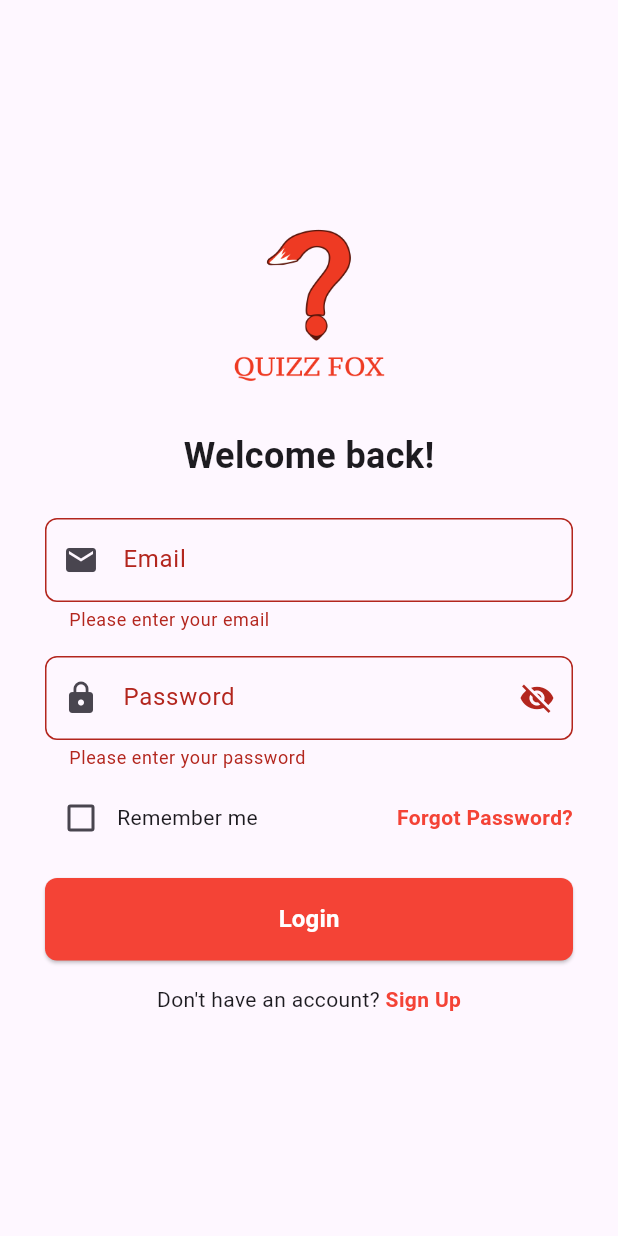
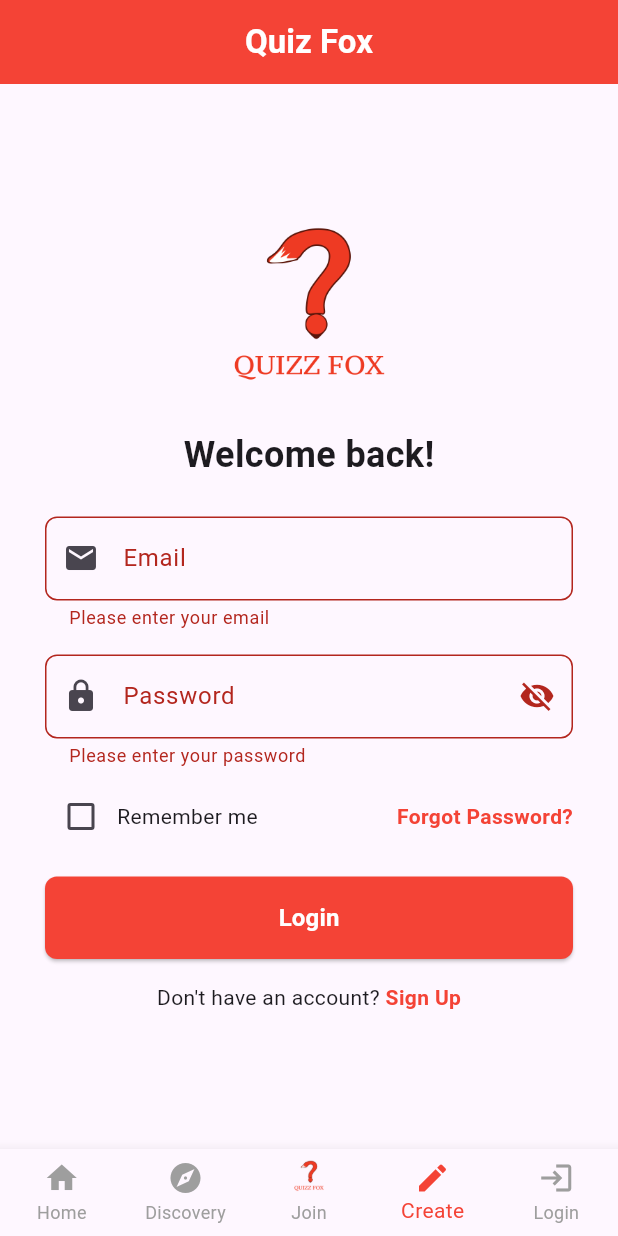
Before and after one commit to NguyenNgocHuongGiang/Kahoot-clone, a Flutter app: the screen it shows after launch, item 4 of the bottom bar chosen, after a tap on "Login", on a phone screen of 412 x 824 dp. Run offline on Flutter 3.47's test engine with Material 3 defaults, Android fonts, the phone set to English and light mode, and no system bars; our stand-ins replace carousel_slider, jwt_decoder, shared_preferences; network calls fail.

Commit message:
provider

```diff
--- /dev/null
+++ b/kahoot_fe/lib/common/common.dart
@@ -0,0 +1,7 @@
+import 'package:shared_preferences/shared_preferences.dart';
+
+Future<bool> checkUserLoginStatus() async {
+  final prefs = await SharedPreferences.getInstance();
+  final token = prefs.getString('user_id');
+  return token != null; // Nếu có token, tức là người dùng đã đăng nhập
+}
--- a/kahoot_fe/lib/main.dart
+++ b/kahoot_fe/lib/main.dart
@@ -1,10 +1,20 @@
 import 'package:flutter/material.dart';
+import 'package:kahoot_clone/providers/auth_provider.dart';
+import 'package:kahoot_clone/providers/quiz_provider.dart';
+import 'package:provider/provider.dart';
 import 'routes/app_routes.dart';
 
 void main() {
-  runApp(const MyApp());
+  runApp(
+    MultiProvider(
+      providers: [
+        ChangeNotifierProvider(create: (context) => QuizProvider()),
+        ChangeNotifierProvider(create: (context) => AuthProvider()),
+      ],
+      child: const MyApp(),
+    ),
+  );
 }
-
 class MyApp extends StatelessWidget {
   const MyApp({super.key});
 
@@ -13,10 +23,7 @@ class MyApp extends StatelessWidget {
     return const MaterialApp(
       title: 'Flutter Demo',
       debugShowCheckedModeBanner: false, // tat debug tren goc
-      // theme: ThemeData(
-      //   primarySwatch: const Color.fromARGB(255, 255, 111, 0),
-      // ),
-      initialRoute: AppRoutes.login, // Đặt màn hình đầu tiên là LoginPage
+      initialRoute: AppRoutes.home, // Đặt màn hình đầu tiên là LoginPage
       onGenerateRoute: AppRoutes.generateRoute,
     );
   }
--- /dev/null
+++ b/kahoot_fe/lib/models/quiz_model.dart
@@ -0,0 +1,53 @@
+class Quiz {
+  final int quizId;
+  final String title;
+  final String description;
+  final String creator;
+  final String coverImage;
+  final String visibility;
+  final String category;
+  final String createdAt;
+  final String updatedAt;
+
+  Quiz({
+    required this.quizId,
+    required this.title,
+    required this.description,
+    required this.creator,
+    required this.coverImage,
+    required this.visibility,
+    required this.category,
+    required this.createdAt,
+    required this.updatedAt,
+  });
+
+  // Factory constructor to create Quiz from a JSON response
+  factory Quiz.fromJson(Map<String, dynamic> json) {
+    return Quiz(
+      quizId: json['quiz_id'],
+      title: json['title'],
+      description: json['description'] ?? '',
+      creator: json['creator'],
+      coverImage: json['cover_image'] ?? '',
+      visibility: json['visibility'],
+      category: json['category'] ?? '',
+      createdAt: json['created_at'],
+      updatedAt: json['updated_at'],
+    );
+  }
+
+  // Method to convert Quiz object to JSON
+  Map<String, dynamic> toJson() {
+    return {
+      'quiz_id': quizId,
+      'title': title,
+      'description': description,
+      'creator': creator,
+      'cover_image': coverImage,
+      'visibility': visibility,
+      'category': category,
+      'created_at': createdAt,
+      'updated_at': updatedAt,
+    };
+  }
+}
--- /dev/null
+++ b/kahoot_fe/lib/models/user_model.dart
@@ -0,0 +1,42 @@
+class User {
+  final int? userId;
+  final String username;
+  final String email;
+  final String password;
+  final String? fullName;
+  final DateTime createdAt;
+
+  // Constructor cho User
+  User({
+    this.userId,
+    required this.username,
+    required this.email,
+    required this.password,
+    this.fullName,
+    required this.createdAt,
+  });
+
+  // Phương thức để chuyển đổi từ đối tượng JSON (khi lấy dữ liệu từ API hoặc database) thành đối tượng User
+  factory User.fromJson(Map<String, dynamic> json) {
+    return User(
+      userId: json['user_id'],
+      username: json['username'],
+      email: json['email'],
+      password: json['password'],
+      fullName: json['full_name'],
+      createdAt: DateTime.parse(json['created_at']), // Chuyển đổi chuỗi ngày giờ thành DateTime
+    );
+  }
+
+  // Phương thức để chuyển đổi đối tượng User thành JSON (nếu cần gửi dữ liệu lên API)
+  Map<String, dynamic> toJson() {
+    return {
+      'user_id': userId,
+      'username': username,
+      'email': email,
+      'password': password,
+      'full_name': fullName,
+      'created_at': createdAt.toIso8601String(), // Chuyển đổi DateTime thành chuỗi ISO 8601
+    };
+  }
+}
--- /dev/null
+++ b/kahoot_fe/lib/providers/auth_provider.dart
@@ -0,0 +1,42 @@
+import 'package:flutter/material.dart';
+import 'package:kahoot_clone/services/auth_service.dart';
+import 'package:shared_preferences/shared_preferences.dart';
+
+class AuthProvider with ChangeNotifier {
+  String? _token;
+  String? _userId;
+
+  String? get token => _token;
+  String? get userId => _userId;
+
+  bool get isAuthenticated => _userId != null; // Kiểm tra xem người dùng đã đăng nhập chưa
+
+  Future<void> login(String email, String password) async {
+    try {
+      _token = await AuthService().login(email, password);
+      final prefs = await SharedPreferences.getInstance();
+      _userId = prefs.getString('user_id'); // Lấy userId từ SharedPreferences
+      notifyListeners(); // Cập nhật UI khi token và userId thay đổi
+    } catch (e) {
+      rethrow;
+    }
+  }
+
+  Future<void> logout() async {
+    // Lấy SharedPreferences
+    final prefs = await SharedPreferences.getInstance();
+    await prefs.remove('user_id'); // Xóa user_id
+    await prefs.remove('token'); // Xóa token nếu lưu trong SharedPreferences
+    _token = null;
+    _userId = null;
+    notifyListeners();
+  }
+
+  // Hàm tải lại thông tin đăng nhập nếu đã có sẵn trong SharedPreferences
+  Future<void> loadUserData() async {
+    final prefs = await SharedPreferences.getInstance();
+    _userId = prefs.getString('user_id');
+    _token = prefs.getString('token');
+    notifyListeners();
+  }
+}
--- a/kahoot_fe/lib/routes/app_routes.dart
+++ b/kahoot_fe/lib/routes/app_routes.dart
@@ -3,11 +3,11 @@ import 'package:kahoot_clone/templates/MainTemplate/main_template.dart';
 // import 'package:kahoot_clone/view/home/homepage.dart';
 
 class AppRoutes {
-  static const String login = '/login';
+  static const String home = '/';
 
   static Route<dynamic> generateRoute(RouteSettings settings) {
     switch (settings.name) {
-      case login:
+      case home:
         return MaterialPageRoute(builder: (_) =>  const MainTemplate());
       // Add other routes here
       default:
--- /dev/null
+++ b/kahoot_fe/lib/services/auth_service.dart
@@ -0,0 +1,34 @@
+import 'dart:convert';
+import 'package:http/http.dart' as http;
+import 'package:jwt_decoder/jwt_decoder.dart';
+import 'package:kahoot_clone/common/constants.dart';
+import 'package:shared_preferences/shared_preferences.dart';
+
+class AuthService {
+  Future<String> login(String email, String password) async {
+    final response = await http.post(
+      Uri.parse('${Constants.BASE_URL}auth/login'),
+      headers: {
+        'Content-Type': 'application/json',
+      },
+      body: json.encode({
+        'email': email,
+        'password': password,
+      }),
+    );
+
+    if (response.statusCode == 200) {
+      String token = response.body;
+      // Decode token để lấy thông tin userId
+      Map<String, dynamic> decodedToken = JwtDecoder.decode(token);
+
+      // Lưu token và userId vào SharedPreferences
+      final prefs = await SharedPreferences.getInstance();
+      await prefs.setString('user_id', decodedToken['data']['userId'].toString()); // Lưu userId
+
+      return token;
+    } else {
+      throw Exception('Failed to login, status code: ${response.statusCode}');
+    }
+  }
+}
--- a/kahoot_fe/lib/templates/MainTemplate/main_template.dart
+++ b/kahoot_fe/lib/templates/MainTemplate/main_template.dart
@@ -1,9 +1,12 @@
 import 'package:flutter/material.dart';
+import 'package:kahoot_clone/providers/auth_provider.dart';
+import 'package:kahoot_clone/services/auth_service.dart';
 import 'package:kahoot_clone/view/discovery/discovery_page.dart';
 import 'package:kahoot_clone/view/home/homepage.dart';
 import 'package:kahoot_clone/view/quiz/create_quiz.dart';
 import 'package:kahoot_clone/view/quiz/join_quiz.dart';
 import 'package:kahoot_clone/view/user/user.dart';
+import 'package:provider/provider.dart';
 
 class MainTemplate extends StatefulWidget {
   const MainTemplate({super.key});
@@ -24,7 +27,16 @@ class _MainTemplateState extends State<MainTemplate> {
   ];
 
   @override
+  void initState() {
+    super.initState();
+    // Tải lại thông tin người dùng từ SharedPreferences nếu có
+    context.read<AuthProvider>().loadUserData();
+  }
+
+  @override
   Widget build(BuildContext context) {
+    final authProvider = context.watch<AuthProvider>();
+
     return Scaffold(
       backgroundColor: Colors.white,
       appBar: AppBar(
@@ -72,9 +84,18 @@ class _MainTemplateState extends State<MainTemplate> {
             icon: Icon(Icons.create),
             label: 'Create',
           ),
-          const BottomNavigationBarItem(
-            icon: Icon(Icons.person),
-            label: 'User',
+          BottomNavigationBarItem(
+            icon: authProvider.isAuthenticated
+                ? CircleAvatar(
+                  radius: 14.0,
+                  backgroundColor: Colors.red,
+                  foregroundColor: Colors.white,
+                    child: Text(authProvider.userId![0].toUpperCase(), style: const TextStyle(
+                      fontSize: 14.0
+                    ),), // Hiển thị chữ cái đầu tiên của tên
+                  )
+                : const Icon(Icons.login), // Biểu tượng mặc định nếu chưa đăng nhập
+            label: authProvider.isAuthenticated ? 'User' : 'Login', // Hiển thị tên người dùng hoặc 'Login'
           ),
         ],
       ),
--- a/kahoot_fe/lib/view/authentication/login_page.dart
+++ b/kahoot_fe/lib/view/authentication/login_page.dart
@@ -1,6 +1,8 @@
 import 'package:flutter/material.dart';
+import 'package:kahoot_clone/providers/auth_provider.dart';
 import 'package:kahoot_clone/templates/AuthTemplate/auth_template.dart';
 import 'package:kahoot_clone/view/authentication/register_page.dart';
+import 'package:provider/provider.dart';
 
 class LoginPage extends StatefulWidget {
   const LoginPage({super.key});
@@ -13,6 +15,8 @@ class _LoginPageState extends State<LoginPage> {
   final _formKey = GlobalKey<FormState>();
   bool _passwordVisible = false;
   bool _rememberMe = false;
+  String email = '';
+  String password = '';
 
   @override
   Widget build(BuildContext context) {
@@ -32,6 +36,11 @@ class _LoginPageState extends State<LoginPage> {
                 prefixIcon: const Icon(Icons.email),
               ),
               keyboardType: TextInputType.emailAddress,
+              onChanged: (value) {
+                setState(() {
+                  email = value;
+                });
+              },
               validator: (value) {
                 if (value == null || value.isEmpty) {
                   return 'Please enter your email';
@@ -56,9 +65,7 @@ class _LoginPageState extends State<LoginPage> {
                 prefixIcon: const Icon(Icons.lock),
                 suffixIcon: IconButton(
                   icon: Icon(
-                    _passwordVisible
-                        ? Icons.visibility
-                        : Icons.visibility_off,
+                    _passwordVisible ? Icons.visibility : Icons.visibility_off,
                   ),
                   onPressed: () {
                     setState(() {
@@ -67,6 +74,11 @@ class _LoginPageState extends State<LoginPage> {
                   },
                 ),
               ),
+              onChanged: (value) {
+                setState(() {
+                  password = value;
+                });
+              },
               validator: (value) {
                 if (value == null || value.isEmpty) {
                   return 'Please enter your password';
@@ -116,12 +128,24 @@ class _LoginPageState extends State<LoginPage> {
             SizedBox(
               width: double.infinity,
               child: ElevatedButton(
-                    onPressed: () {
+                onPressed: ()  {
                   if (_formKey.currentState?.validate() == true) {
-                        // Handle login logic here
+                    try {
+                      // Gọi phương thức login từ AuthProvider
+                       context.read<AuthProvider>().login(email, password);
+
+                      // Hiển thị thông báo thành công khi đăng nhập thành công
                       ScaffoldMessenger.of(context).showSnackBar(
-                          const SnackBar(content: Text('Logging in...')),
+                        const SnackBar(content: Text('Logic Successfully!')),
                       );
+
+                     Navigator.pushReplacementNamed(context, '/');
+                    } catch (e) {
+                      // Hiển thị thông báo lỗi khi có sự cố trong quá trình đăng nhập
+                      ScaffoldMessenger.of(context).showSnackBar(
+                        SnackBar(content: Text(e.toString())),
+                      );
+                    }
                   }
                 },
                 style: ElevatedButton.styleFrom(
--- a/kahoot_fe/lib/view/quiz/create_quiz.dart
+++ b/kahoot_fe/lib/view/quiz/create_quiz.dart
@@ -1,4 +1,5 @@
 import 'package:flutter/material.dart';
+import 'package:kahoot_clone/common/common.dart';
 import 'package:kahoot_clone/view/authentication/login_page.dart';
 
 class CreateQuizPage extends StatefulWidget {
@@ -13,42 +14,30 @@ class _CreateQuizPageState extends State<CreateQuizPage> {
   final TextEditingController quizDescriptionController = TextEditingController();
   final TextEditingController quizTimeController = TextEditingController();
 
-  bool _isLoggedIn = false; // Replace this with actual authentication check
+  late Future<bool> _isLoggedInFuture;
 
   @override
   void initState() {
     super.initState();
-    // Simulate checking if user is logged in
-    _checkUserLoginStatus();
-  }
-
-  void _checkUserLoginStatus() {
-    // This should be replaced with actual login status check logic
-    setState(() {
-      _isLoggedIn = false; // Update based on actual login status
-      if (!_isLoggedIn) {
-        // Navigate directly to LoginPage if not logged in
-        WidgetsBinding.instance.addPostFrameCallback((_) {
-          Navigator.pushReplacement(
-            context,
-            MaterialPageRoute(builder: (context) => const LoginPage()),
-          );
-        });
-      }
-    });
+    _isLoggedInFuture = checkUserLoginStatus();
   }
 
   @override
   Widget build(BuildContext context) {
-    if (!_isLoggedIn) {
-      return const SizedBox.shrink(); // Prevent rendering while navigating
+    return FutureBuilder<bool>(
+      future: _isLoggedInFuture,
+      builder: (context, snapshot) {
+        if (snapshot.connectionState == ConnectionState.waiting) {
+          return const Center(child: CircularProgressIndicator()); // Đợi kết quả
         }
 
+        if (snapshot.hasError || !snapshot.hasData || !snapshot.data!) {
+          // Nếu người dùng chưa đăng nhập, chuyển hướng đến trang LoginPage
+          return const LoginPage();
+        }
+
+        // Nếu người dùng đã đăng nhập, hiển thị trang tạo quiz
         return Scaffold(
-      appBar: AppBar(
-        title: const Text('Create Quiz'),
-        backgroundColor: Colors.purple,
-      ),
           body: Padding(
             padding: const EdgeInsets.symmetric(vertical: 20.0, horizontal: 16.0),
             child: SingleChildScrollView(
@@ -65,7 +54,6 @@ class _CreateQuizPageState extends State<CreateQuizPage> {
                     ),
                   ),
                   const SizedBox(height: 20),
-
                   // Quiz Name Input
                   TextField(
                     controller: quizNameController,
@@ -74,7 +62,7 @@ class _CreateQuizPageState extends State<CreateQuizPage> {
                       border: OutlineInputBorder(
                         borderRadius: BorderRadius.circular(8.0),
                       ),
-                  prefixIcon: const Icon(Icons.quiz, color: Colors.purple),
+                      prefixIcon: const Icon(Icons.quiz, color: Colors.red),
                     ),
                   ),
                   const SizedBox(height: 16),
@@ -88,7 +76,7 @@ class _CreateQuizPageState extends State<CreateQuizPage> {
                       border: OutlineInputBorder(
                         borderRadius: BorderRadius.circular(8.0),
                       ),
-                  prefixIcon: const Icon(Icons.description, color: Colors.purple),
+                      prefixIcon: const Icon(Icons.description, color: Colors.red),
                     ),
                   ),
                   const SizedBox(height: 16),
@@ -102,7 +90,7 @@ class _CreateQuizPageState extends State<CreateQuizPage> {
                       border: OutlineInputBorder(
                         borderRadius: BorderRadius.circular(8.0),
                       ),
-                  prefixIcon: const Icon(Icons.timer, color: Colors.purple),
+                      prefixIcon: const Icon(Icons.timer, color: Colors.red),
                     ),
                   ),
                   const SizedBox(height: 32),
@@ -136,7 +124,7 @@ class _CreateQuizPageState extends State<CreateQuizPage> {
                       );
                     },
                     style: ElevatedButton.styleFrom(
-                  backgroundColor: Colors.purple,
+                      backgroundColor: Colors.red,
                       padding: const EdgeInsets.symmetric(vertical: 16.0),
                       shape: RoundedRectangleBorder(
                         borderRadius: BorderRadius.circular(8.0),
@@ -151,6 +139,8 @@ class _CreateQuizPageState extends State<CreateQuizPage> {
               ),
             ),
           ),
+        );
+      },
     );
   }
 }
@@ -172,7 +162,7 @@ class QuizOverviewPage extends StatelessWidget {
     return Scaffold(
       appBar: AppBar(
         title: const Text('Quiz Overview'),
-        backgroundColor: Colors.purple,
+        backgroundColor: Colors.red,
       ),
       body: Padding(
         padding: const EdgeInsets.all(16.0),
@@ -209,7 +199,7 @@ class QuizOverviewPage extends StatelessWidget {
                 Navigator.pop(context);
               },
               style: ElevatedButton.styleFrom(
-                backgroundColor: Colors.purple,
+                backgroundColor: Colors.red,
                 padding: const EdgeInsets.symmetric(vertical: 16.0),
                 shape: RoundedRectangleBorder(
                   borderRadius: BorderRadius.circular(8.0),
--- a/kahoot_fe/pubspec.yaml
+++ b/kahoot_fe/pubspec.yaml
@@ -39,6 +39,9 @@ dependencies:
   carousel_slider: ^5.0.0
   http: ^1.2.2
   qr_flutter: ^4.0.0
+  provider: ^6.1.2
+  shared_preferences: ^2.3.3
+  jwt_decoder: ^2.0.1
 
 dev_dependencies:
   flutter_test:
```
Also changed, not shown: kahoot_fe/lib/providers/quiz_provider.dart (added, +26 -0 lines), kahoot_fe/lib/services/http_service.dart (+45 -45 lines), kahoot_fe/lib/services/quiz_service.dart (+11 -15 lines), kahoot_fe/lib/view/discovery/discovery_page.dart (+21 -33 lines), kahoot_fe/lib/view/user/user.dart (+17 -2 lines), kahoot_fe/pubspec.lock, 1 other file. Lines whose indentation alone changed are shown as unchanged.
